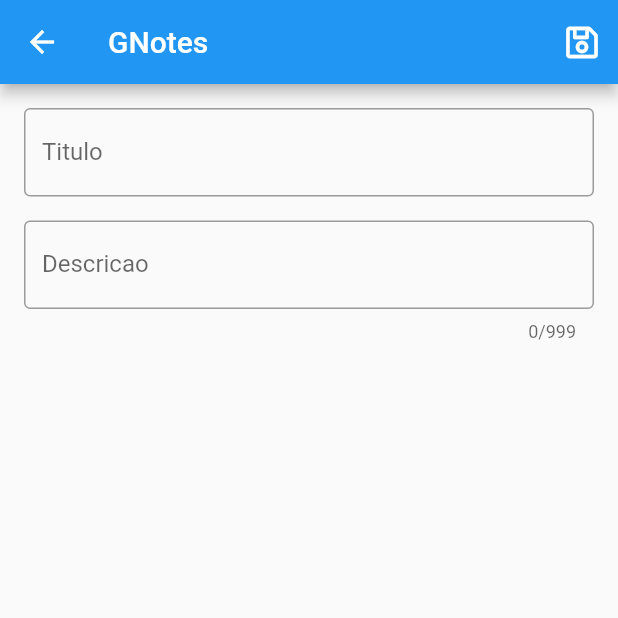
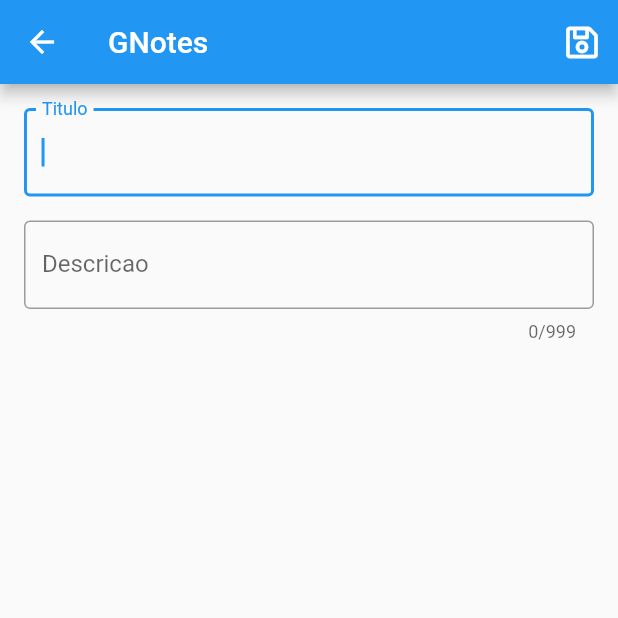
Before and after one commit to Paitomax/gnotes, a Flutter app: the AddNoteScreen screen opened directly, on a phone screen of 412 x 824 dp, the top half of it. Run offline on Flutter 3.47's test engine with Material 2 defaults, Android fonts, the phone set to English and light mode, and no system bars; our stand-ins replace bloc, cloud_firestore, equatable, firebase_auth, flutter_bloc, font_awesome_flutter and 1 more; accounts and stored records are empty; generated files the repository leaves out were written again.

Commit message:
focus on title when open, save note when onBackPressed

```diff
--- a/lib/src/add_note/add_note_screen.dart
+++ b/lib/src/add_note/add_note_screen.dart
@@ -35,7 +35,12 @@ class _AddNoteScreenState extends State<AddNoteScreen> {
 
   @override
   Widget build(BuildContext context) {
-    return Scaffold(
+    return WillPopScope(
+      onWillPop: () async {
+        _saveNoteAndExit();
+        return false;
+      },
+      child: Scaffold(
         appBar: AppBar(
           title: Text("GNotes"),
           leading: IconButton(
@@ -72,6 +77,7 @@ class _AddNoteScreenState extends State<AddNoteScreen> {
                 );
               }
             }),
+      ),
     );
   }
 
@@ -79,6 +85,7 @@ class _AddNoteScreenState extends State<AddNoteScreen> {
     return Container(
       margin: EdgeInsets.only(top: 16, left: 16, right: 16),
       child: TextFormField(
+        autofocus: true,
         focusNode: _titleFocus,
         textInputAction: TextInputAction.next,
         onFieldSubmitted: (_) {
```
Lines whose indentation alone changed are shown as unchanged.
